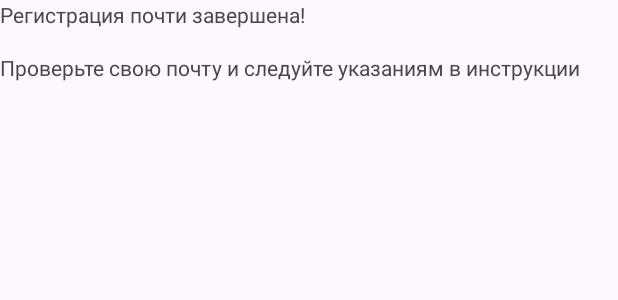
After one commit to dfoxs353/MooDuck, an Android app: the layout fragment_modal_mail.xml on its own in the app's theme, with its tools: preview values and no code run, on a phone screen of 412 x 824 dp. The commit adds this screen. Shown: the top 300 px of the screen. Run offline under Robolectric (Android 15) with nearby library versions, the phone set to English and light mode, and no system bars.

Commit message:
add modal_mail fragment

```diff
--- /dev/null
+++ b/app/src/main/res/layout/fragment_modal_mail.xml
@@ -0,0 +1,28 @@
+<?xml version="1.0" encoding="utf-8"?>
+<FrameLayout xmlns:android="http://schemas.android.com/apk/res/android"
+    xmlns:tools="http://schemas.android.com/tools"
+    android:layout_width="match_parent"
+    android:layout_height="match_parent"
+    android:orientation="vertical"
+    tools:context=".ui.fragments.ModalMailFragment">
+
+    <LinearLayout
+        android:layout_width="wrap_content"
+        android:layout_height="wrap_content"
+        android:orientation="vertical">
+        <TextView
+            android:id="@+id/signup_text"
+            android:layout_width="wrap_content"
+            android:layout_height="wrap_content"
+            android:text="@string/sign_up_almost_complete"/>
+
+        <TextView
+            android:id="@+id/check_mail_text"
+            android:layout_width="wrap_content"
+            android:layout_height="wrap_content"
+            android:text="@string/check_mail"
+            android:minLines="2"
+            android:lines="2" />
+    </LinearLayout>
+
+</FrameLayout>
--- a/app/src/main/res/values/strings.xml
+++ b/app/src/main/res/values/strings.xml
@@ -14,4 +14,8 @@
     <string name="enter_name">Введите имя</string>
     <string name="repeat_password">Повторите пароль</string>
     <string name="mail">Почта</string>
+    <!-- TODO: Remove or change this placeholder text -->
+    <string name="hello_blank_fragment">Hello blank fragment</string>
+    <string name="check_mail">Проверьте свою почту и следуйте указаниям в инструкции</string>
+    <string name="sign_up_almost_complete">Регистрация почти завершена!\n</string>
 </resources>
```
Also changed, not shown: app/src/main/java/com/example/mooduck/ui/fragments/ModalMailFragment.kt (added, +60 -0 lines).
